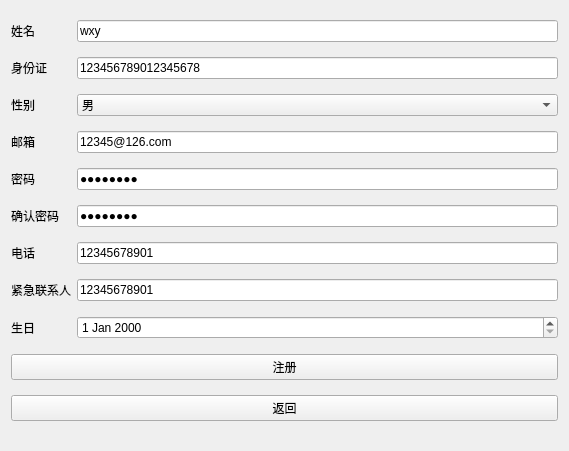
Qt form src/patient-client/src/patientregister.ui (bit-cs-practicing/MedicalIntelligence) before a commit.
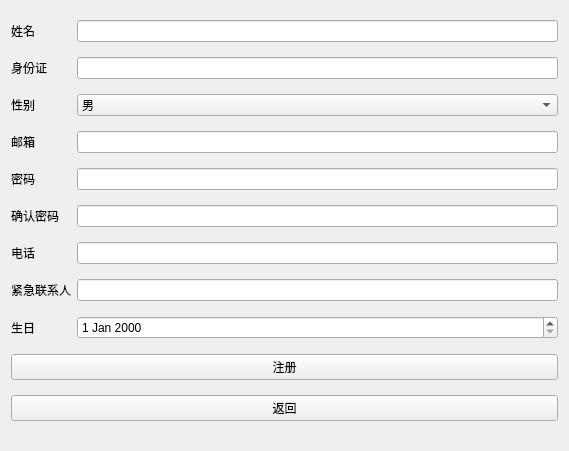
The same form after that commit.

What changed in the file:
```diff
--- a/src/patient-client/src/patientregister.ui
+++ b/src/patient-client/src/patientregister.ui
@@ -24,14 +24,14 @@
    <item row="7" column="1">
     <widget class="QLineEdit" name="emgcy">
      <property name="text">
-      <string>12345678901</string>
+      <string/>
      </property>
     </widget>
    </item>
    <item row="1" column="1">
     <widget class="QLineEdit" name="idCard">
      <property name="text">
-      <string>123456789012345678</string>
+      <string/>
      </property>
     </widget>
    </item>
@@ -59,7 +59,7 @@
    <item row="5" column="1">
     <widget class="QLineEdit" name="checkpass">
      <property name="text">
-      <string>12345678</string>
+      <string/>
      </property>
      <property name="echoMode">
       <enum>QLineEdit::Password</enum>
@@ -73,17 +73,10 @@
      </property>
     </widget>
    </item>
-   <item row="0" column="1">
-    <widget class="QLineEdit" name="name">
-     <property name="text">
-      <string>wxy</string>
-     </property>
-    </widget>
-   </item>
    <item row="4" column="1">
     <widget class="QLineEdit" name="password">
      <property name="text">
-      <string>12345678</string>
+      <string/>
      </property>
      <property name="echoMode">
       <enum>QLineEdit::Password</enum>
@@ -107,7 +100,7 @@
    <item row="3" column="1">
     <widget class="QLineEdit" name="email">
      <property name="text">
-      <string>12345@126.com</string>
+      <string/>
      </property>
     </widget>
    </item>
@@ -152,7 +145,7 @@
    <item row="6" column="1">
     <widget class="QLineEdit" name="phone">
      <property name="text">
-      <string>12345678901</string>
+      <string/>
      </property>
     </widget>
    </item>
@@ -163,6 +156,13 @@
      </property>
     </widget>
    </item>
+   <item row="0" column="1">
+    <widget class="QLineEdit" name="name">
+     <property name="text">
+      <string/>
+     </property>
+    </widget>
+   </item>
   </layout>
  </widget>
  <resources/>
```
